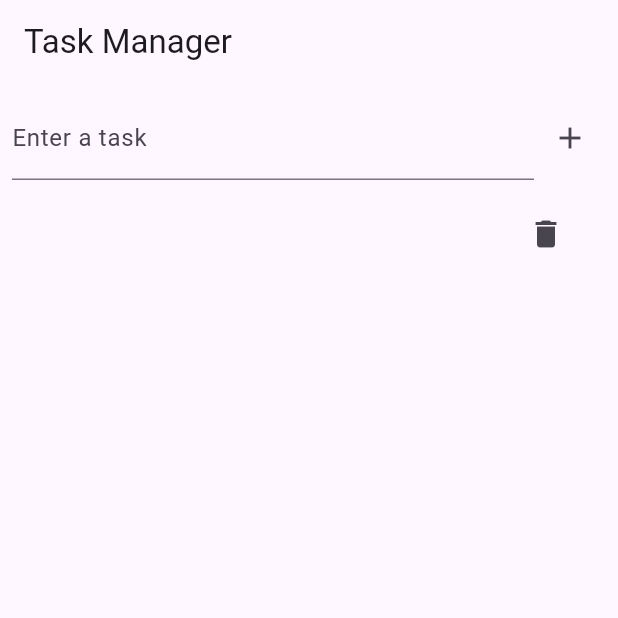
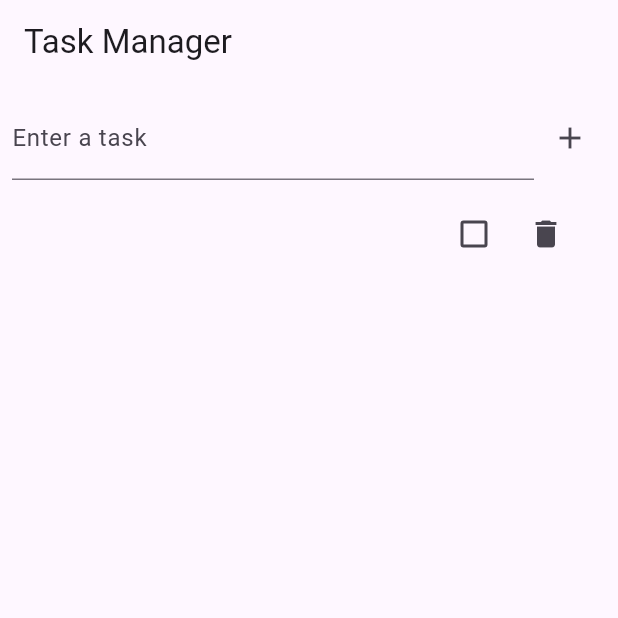
Before and after one commit to evarevolt/flutter_todo_app, a Flutter app: the screen it shows after launch, after a tap on the "add" icon, on a phone screen of 412 x 824 dp, the top half of it. Run offline on Flutter 3.47's test engine with Material 3 defaults, Android fonts, the phone set to English and light mode, and no system bars; our stand-ins replace shared_preferences.

Commit message:
feat: add complited task status

```diff
--- a/lib/main.dart
+++ b/lib/main.dart
@@ -18,13 +18,20 @@ class TaskManagerApp extends StatelessWidget {
   }
 }
 
+class Task {
+  String title;
+  bool isCompleted;
+
+  Task(this.title, this.isCompleted);
+}
+
 class TaskManagerScreen extends StatefulWidget {
   @override
   _TaskManagerScreenState createState() => _TaskManagerScreenState();
 }
 
 class _TaskManagerScreenState extends State<TaskManagerScreen> {
-  List<String> tasks = [];
+  List<Task> tasks = [];
   TextEditingController taskController = TextEditingController();
 
   @override
@@ -35,26 +42,30 @@ class _TaskManagerScreenState extends State<TaskManagerScreen> {
 
   void loadTasks() async {
     SharedPreferences prefs = await SharedPreferences.getInstance();
-    setState(() {
-      tasks = prefs.getStringList('tasks') ?? [];
-    });
+    List<String>? taskList = prefs.getStringList('tasks');
+    if (taskList != null) {
+      setState(() {
+        tasks = taskList.map((task) => Task(task, false)).toList();
+      });
+    }
   }
 
   void saveTasks() async {
     SharedPreferences prefs = await SharedPreferences.getInstance();
-    prefs.setStringList('tasks', tasks);
+    List<String> taskList = tasks.map((task) => task.title).toList();
+    prefs.setStringList('tasks', taskList);
   }
 
   void addTask() {
     setState(() {
-      tasks.add(taskController.text);
+      tasks.add(Task(taskController.text, false));
       taskController.clear();
       saveTasks();
     });
   }
 
   void editTask(int index) {
-    taskController.text = tasks[index];
+    taskController.text = tasks[index].title;
     showDialog(
       context: context,
       builder: (context) {
@@ -77,7 +88,7 @@ class _TaskManagerScreenState extends State<TaskManagerScreen> {
               child: Text('Save'),
               onPressed: () {
                 setState(() {
-                  tasks[index] = taskController.text;
+                  tasks[index].title = taskController.text;
                   taskController.clear();
                   saveTasks();
                 });
@@ -93,6 +104,17 @@ class _TaskManagerScreenState extends State<TaskManagerScreen> {
   void deleteTask(int index) {
     setState(() {
       tasks.removeAt(index);
+      saveTasks();
+    });
+  }
+
+  void toggleTaskCompletion(int index) {
+    setState(() {
+      tasks[index].isCompleted = !tasks[index].isCompleted;
+      if (tasks[index].isCompleted) {
+        Task task = tasks.removeAt(index);
+        tasks.add(task);
+      }
       saveTasks();
     });
   }
@@ -129,10 +151,26 @@ class _TaskManagerScreenState extends State<TaskManagerScreen> {
               itemCount: tasks.length,
               itemBuilder: (context, index) {
                 return ListTile(
-                  title: Text(tasks[index]),
-                  trailing: IconButton(
-                    icon: Icon(Icons.delete),
-                    onPressed: () => deleteTask(index),
+                  title: Text(
+                    tasks[index].title,
+                    style: TextStyle(
+                      decoration: tasks[index].isCompleted
+                          ? TextDecoration.lineThrough
+                          : TextDecoration.none,
+                    ),
+                  ),
+                  trailing: Row(
+                    mainAxisSize: MainAxisSize.min,
+                    children: [
+                      Checkbox(
+                        value: tasks[index].isCompleted,
+                        onChanged: (value) => toggleTaskCompletion(index),
+                      ),
+                      IconButton(
+                        icon: Icon(Icons.delete),
+                        onPressed: () => deleteTask(index),
+                      ),
+                    ],
                   ),
                   onTap: () => editTask(index),
                 );
```
